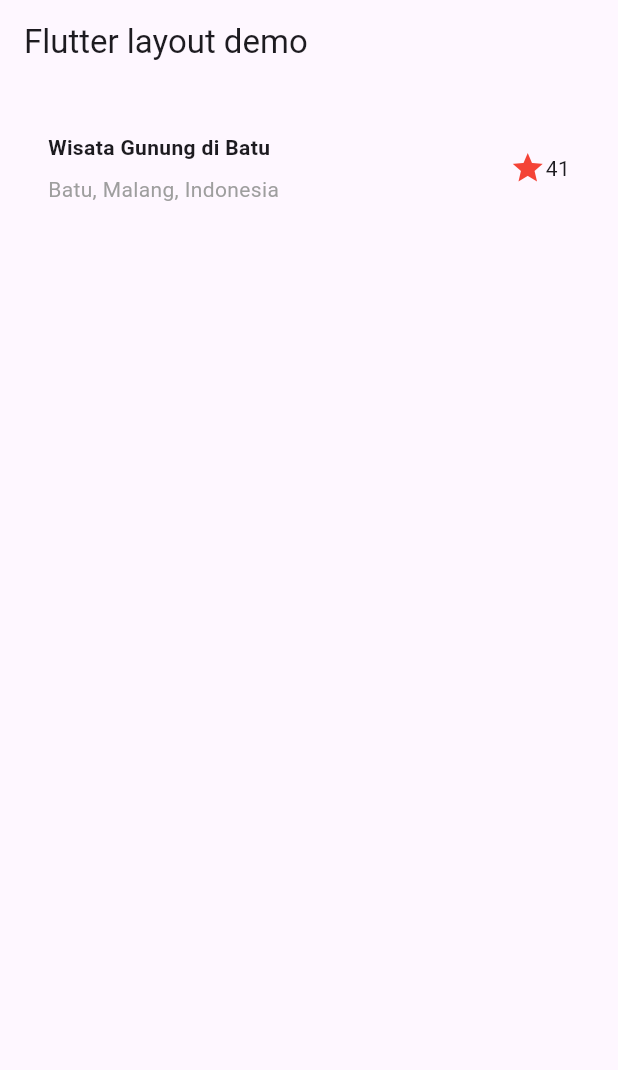
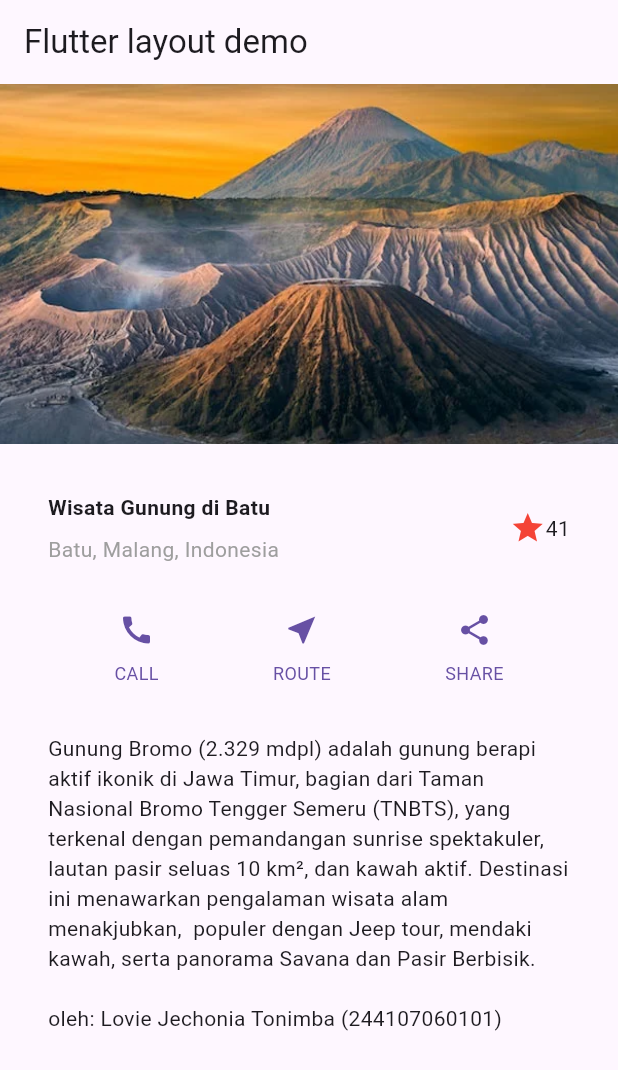
Before and after one commit to Lovie-Tonimba/semester4-PemrogramanMobile, a Flutter app: the screen it shows after launch, on a phone screen of 412 x 824 dp. Shown: the top 1070 px of the screen. Run offline on Flutter 3.47's test engine with Material 3 defaults, Android fonts, the phone set to English and light mode, and no system bars.

Commit message:
Praktikum 2, praktikum 3, dan praktikum 4 selesai

```diff
--- a/layout_flutter/lib/main.dart
+++ b/layout_flutter/lib/main.dart
@@ -45,18 +45,71 @@ class MyApp extends StatelessWidget {
       ),
     );
 
+    Color color = Theme.of(context).primaryColor;
+
+    Widget buttonSection = Row(
+      mainAxisAlignment: MainAxisAlignment.spaceEvenly,
+      children: [
+        _buildButtonColumn(color, Icons.call, 'CALL'),
+        _buildButtonColumn(color, Icons.near_me, 'ROUTE'),
+        _buildButtonColumn(color, Icons.share, 'SHARE'),
+      ],
+    );
+
+    Widget textSection = Container(
+      padding: const EdgeInsets.all(32),
+      child: const Text(
+        'Gunung Bromo (2.329 mdpl) adalah gunung berapi aktif ikonik di Jawa Timur, '
+        'bagian dari Taman Nasional Bromo Tengger Semeru (TNBTS), '
+        'yang terkenal dengan pemandangan sunrise spektakuler, '
+        'lautan pasir seluas 10 km², dan kawah aktif.'
+        ' Destinasi ini menawarkan pengalaman wisata alam menakjubkan,  populer dengan Jeep tour, '
+        'mendaki kawah, serta panorama Savana dan Pasir Berbisik.\n\n'
+        'oleh: Lovie Jechonia Tonimba (244107060101)',
+        softWrap: true,
+      ),
+    );
+
     return MaterialApp(
       title: 'Flutter layout: Lovie Jechonia Tonimba 244107060101',
       home: Scaffold(
           appBar: AppBar(
             title: const Text('Flutter layout demo'),
           ),
-        body: Column(
+          body: ListView(
             children: [
+              Image.asset(
+                'img/bromo.png',
+                width: 600,
+                height: 240,
+                fit: BoxFit.cover,
+              ),
               titleSection,
+              buttonSection,
+              textSection,
             ],
-        )
+          )),
+    );
+  }
+
+  Column _buildButtonColumn(Color color, IconData icon, String label) {
+    return Column(
+      mainAxisSize: MainAxisSize.min,
+      mainAxisAlignment: MainAxisAlignment.center,
+      children: [
+        Icon(icon, color: color),
+        Container(
+          margin: const EdgeInsets.only(top: 8),
+          child: Text(
+            label,
+            style: TextStyle(
+              fontSize: 12,
+              fontWeight: FontWeight.w400,
+              color: color,
             ),
+          ),
+        ),
+      ],
     );
   }
 }
--- a/layout_flutter/pubspec.yaml
+++ b/layout_flutter/pubspec.yaml
@@ -58,6 +58,9 @@ flutter:
   # the material Icons class.
   uses-material-design: true
 
+  assets:
+  - img/bromo.png
+
   # To add assets to your application, add an assets section, like this:
   # assets:
   #   - images/a_dot_burr.jpeg
```
Also changed, not shown: layout_flutter/img/Praktikum1MembangunLayoutdiFlutter.png (renamed from layout_flutter/img/Praktikum1.png), layout_flutter/img/Praktikum2Implementasibuttonrow.png (added), layout_flutter/img/Praktikum3Implementasitextsection.png (added), layout_flutter/img/Praktikum4Implementasiimagesection.png (added), layout_flutter/img/bromo.png (added). Lines whose indentation alone changed are shown as unchanged.
